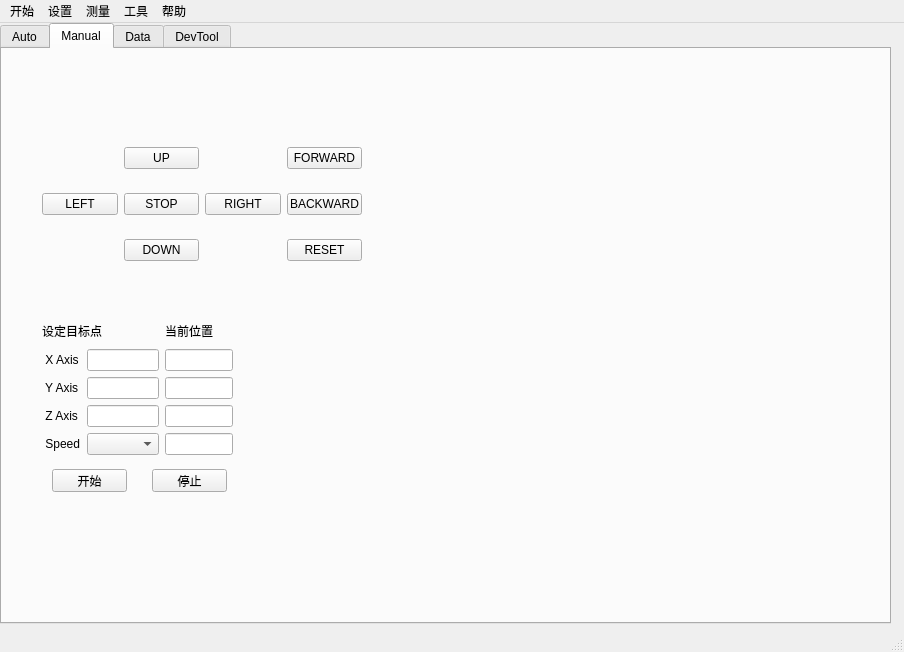
Qt form mainwindow.ui (xuli2020sj/GammaDetctionSystem9) before a commit.
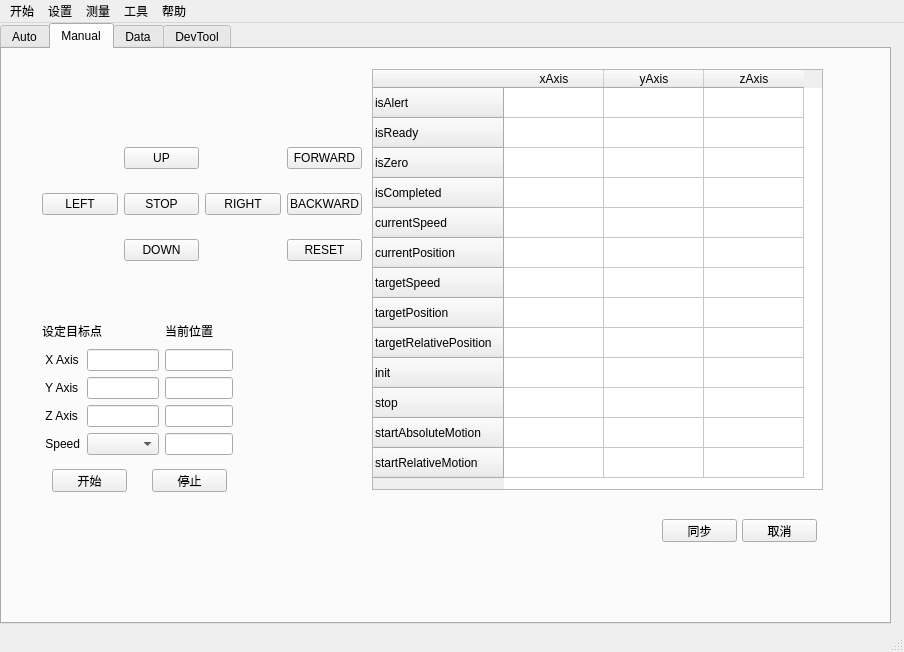
The same form after that commit. The open tabs and pages were chosen to show the change.

The edit to the form file:
```diff
--- a/mainwindow.ui
+++ b/mainwindow.ui
@@ -393,6 +393,122 @@
        <string>停止</string>
       </property>
      </widget>
+     <widget class="QTableWidget" name="tableWidget_3">
+      <property name="geometry">
+       <rect>
+        <x>370</x>
+        <y>20</y>
+        <width>451</width>
+        <height>421</height>
+       </rect>
+      </property>
+      <row>
+       <property name="text">
+        <string>isAlert</string>
+       </property>
+      </row>
+      <row>
+       <property name="text">
+        <string>isReady</string>
+       </property>
+      </row>
+      <row>
+       <property name="text">
+        <string>isZero</string>
+       </property>
+      </row>
+      <row>
+       <property name="text">
+        <string>isCompleted</string>
+       </property>
+      </row>
+      <row>
+       <property name="text">
+        <string>currentSpeed</string>
+       </property>
+      </row>
+      <row>
+       <property name="text">
+        <string>currentPosition</string>
+       </property>
+      </row>
+      <row>
+       <property name="text">
+        <string>targetSpeed</string>
+       </property>
+      </row>
+      <row>
+       <property name="text">
+        <string>targetPosition</string>
+       </property>
+      </row>
+      <row>
+       <property name="text">
+        <string>targetRelativePosition</string>
+       </property>
+      </row>
+      <row>
+       <property name="text">
+        <string>init</string>
+       </property>
+      </row>
+      <row>
+       <property name="text">
+        <string>stop</string>
+       </property>
+      </row>
+      <row>
+       <property name="text">
+        <string>startAbsoluteMotion</string>
+       </property>
+      </row>
+      <row>
+       <property name="text">
+        <string>startRelativeMotion</string>
+       </property>
+      </row>
+      <column>
+       <property name="text">
+        <string>xAxis</string>
+       </property>
+      </column>
+      <column>
+       <property name="text">
+        <string>yAxis</string>
+       </property>
+      </column>
+      <column>
+       <property name="text">
+        <string>zAxis</string>
+       </property>
+      </column>
+     </widget>
+     <widget class="QPushButton" name="synButton">
+      <property name="geometry">
+       <rect>
+        <x>660</x>
+        <y>470</y>
+        <width>75</width>
+        <height>23</height>
+       </rect>
+      </property>
+      <property name="text">
+       <string>同步</string>
+      </property>
+     </widget>
+     <widget class="QPushButton" name="synCancelButton">
+      <property name="geometry">
+       <rect>
+        <x>740</x>
+        <y>470</y>
+        <width>75</width>
+        <height>23</height>
+       </rect>
+      </property>
+      <property name="text">
+       <string>取消</string>
+      </property>
+     </widget>
     </widget>
     <widget class="QWidget" name="tab_3">
      <attribute name="title">
```
Left out of the diff: 24 changed lines with no effect on the pictures.
